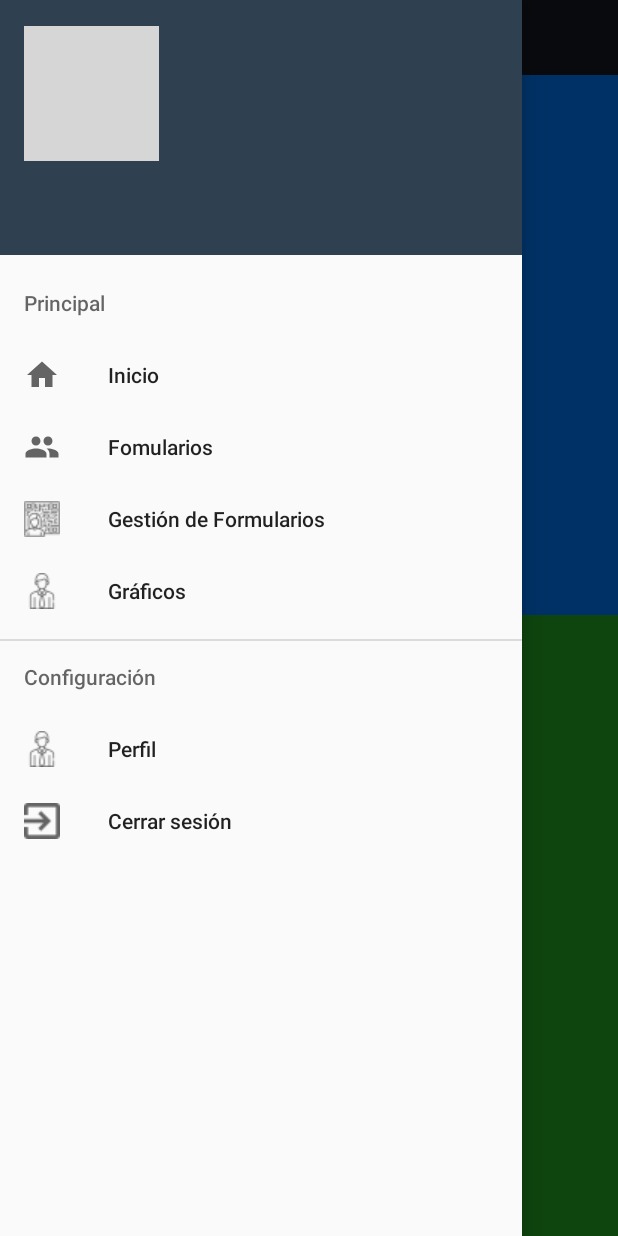
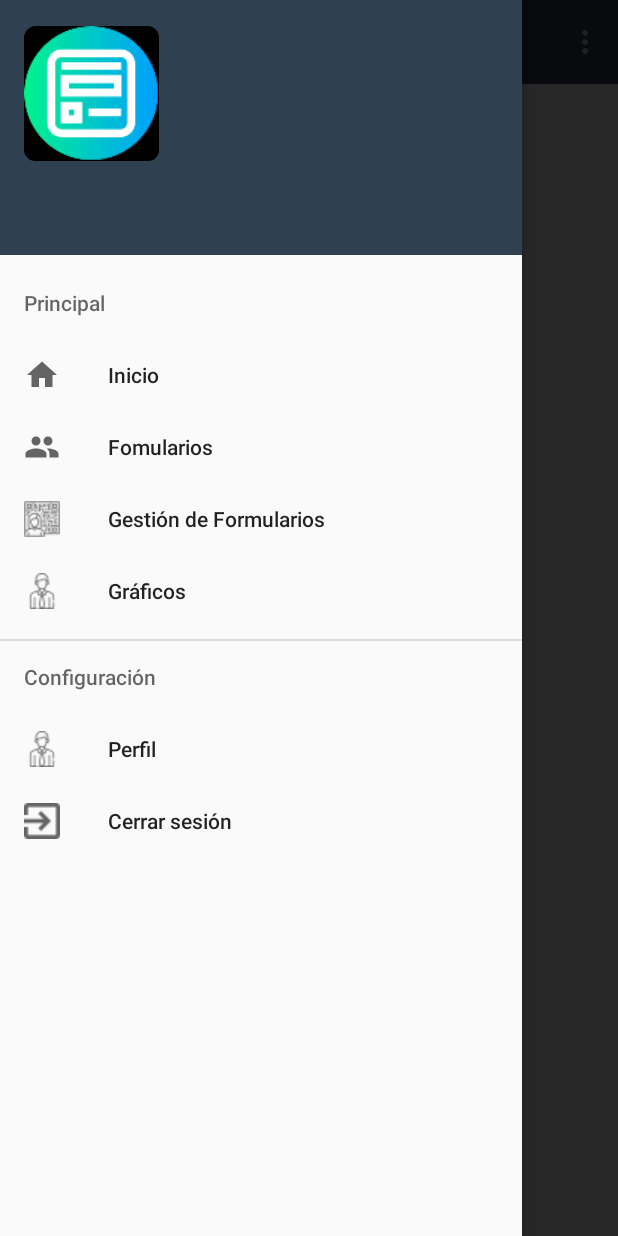
Before and after one commit to yonattan95/DGForm, an Android app: the fragment GraficoFragment placed in its activity, with the side drawer open, on a phone screen of 412 x 824 dp. Run offline under Robolectric (Android 15) with nearby library versions, the phone set to English and light mode, and no system bars; our stand-ins replace Picasso, Volley; libraries missing offline, so code that uses them is left out: com.github.mikephil.charting; network calls fail; pictures from the network do not load; 8 statements that could not run were skipped; grey boxes are pictures that could not be loaded.

Commit message:
cambio de estilo

```diff
--- a/AppMovil/app/src/main/java/com/example/digiforms/Fragments/DoubleFragment.java
+++ b/AppMovil/app/src/main/java/com/example/digiforms/Fragments/DoubleFragment.java
@@ -169,7 +169,7 @@ public class DoubleFragment extends Fragment {
         return xResp;
     }
     public void Registro(String Respuesta,int IdPreg,int idQ){
-        String url ="http://dgform.ga/forms/answer/";
+        String url ="http://dgform.ga/forms/answer";
         Map<String,Object> mapEditText = new HashMap<>();
         mapEditText.put("question",IdPreg);
         mapEditText.put("quiz",idQ);
--- a/AppMovil/app/src/main/java/com/example/digiforms/Fragments/GraficoFragment.java
+++ b/AppMovil/app/src/main/java/com/example/digiforms/Fragments/GraficoFragment.java
@@ -40,7 +40,7 @@ public class GraficoFragment extends Fragment {
     private int[] sale =new int[2];
     private int completo = 0;
     private int pendientes = 0;
-    private int[] colors= new int[]{Color.BLACK,Color.RED,Color.GREEN,Color.BLUE,Color.LTGRAY};
+    private int[] colors= new int[]{Color.BLACK,Color.LTGRAY,Color.GREEN,Color.BLUE,Color.RED};
     private String[] DescTotal = new String[]{"Completos","Pendientes"};
     private RequestQueue mQueue;
     private static TextView tvTotalCompl,tvTotalPend;
@@ -110,7 +110,7 @@ public class GraficoFragment extends Fragment {
         axis.setEnabled(false);
     }
     public void createCharts(){
-        pieChart = (PieChart) getSameChart(pieChart,"Encuestas",Color.GRAY,Color.MAGENTA,3000);
+        pieChart = (PieChart) getSameChart(pieChart,"Encuestas",Color.GRAY,Color.CYAN,3000);
         pieChart.setHoleRadius(10);
         pieChart.setTransparentCircleRadius(12);
         pieChart.setData(getPieData());
--- a/AppMovil/app/src/main/java/com/example/digiforms/Interfaces/LoginActivity.java
+++ b/AppMovil/app/src/main/java/com/example/digiforms/Interfaces/LoginActivity.java
@@ -46,7 +46,7 @@ public class LoginActivity extends AppCompatActivity {
         requestQueue = Volley.newRequestQueue(this);
         preferences = getSharedPreferences("gymapp", Context.MODE_PRIVATE).edit();
 
-        recuperarPreferencias();
+        //recuperarPreferencias();
         button.setOnClickListener(new View.OnClickListener() {
             @Override
             public void onClick(View v) {
--- a/AppMovil/app/src/main/java/com/example/digiforms/Interfaces/MainActivity.java
+++ b/AppMovil/app/src/main/java/com/example/digiforms/Interfaces/MainActivity.java
@@ -102,11 +102,16 @@ public class MainActivity extends AppCompatActivity implements NavigationView.On
     @Override
     public boolean onCreateOptionsMenu(Menu menu) {
         // Inflate the menu; this adds items to the action bar if it is present.
-        //getMenuInflater().inflate(R.menu.drawer_menu, menu);
+        getMenuInflater().inflate(R.menu.drawer_menu, menu);
         tvNombBarra.setText(preferences3.getString("NombreBarra",""));
         tvCorreo.setText(preferences3.getString("CorreoBarra",""));
         //Picasso.(this).load(preferences3.getString("ImagenBarra","")).resize(90,90).into(imgBarra);
-        Picasso.get().load(preferences3.getString("ImagenBarra","")).fit().centerInside().into(imgBarra);
+        if (preferences3.getString("ImagenBarra","").equals("")){
+
+        }else {
+            Picasso.get().load(preferences3.getString("ImagenBarra","")).fit().centerInside().into(imgBarra);
+        }
+
         return true;
     }
 
--- a/AppMovil/app/src/main/res/layout/fragment_detalle__historial.xml
+++ b/AppMovil/app/src/main/res/layout/fragment_detalle__historial.xml
@@ -11,7 +11,6 @@
     <LinearLayout
         android:layout_width="match_parent"
         android:layout_height="300dp"
-        android:background="@color/azul"
         android:orientation="vertical">
         <TextView
             android:layout_width="match_parent"
@@ -29,7 +28,6 @@
         android:layout_marginTop="300dp"
         android:layout_width="match_parent"
         android:layout_height="match_parent"
-        android:background="@color/verde"
         android:orientation="vertical">
         <TextView
             android:id="@+id/tvPendiente"
```
Also changed, not shown: AppMovil/app/src/main/res/layout/fragment_grafico.xml (+5 -5 lines), 2 other files.
